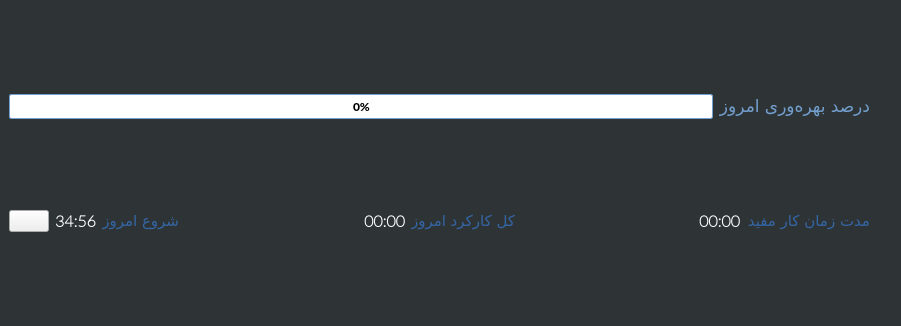
Above: time-tracker/TodaySummaryWidget.ui from its-saeed/retracker before the change. Below: the same form after it.
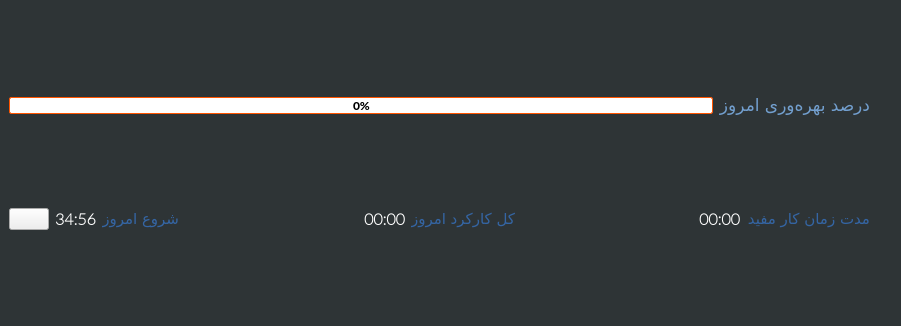
That is the form after the change. Icons and pictures are not drawn.

The edit to the form file:
```diff
--- a/time-tracker/TodaySummaryWidget.ui
+++ b/time-tracker/TodaySummaryWidget.ui
@@ -52,14 +52,15 @@
           </property>
           <property name="styleSheet">
            <string notr="true"> QProgressBar {
-      border: 1px solid rgb(114, 159, 207);
+      border: 1px solid  rgb(255, 85, 0);
 border-radius:2px;
 text-align: center;
+height:10px;
   }
 
   QProgressBar::chunk {
       background-color: rgb(252, 175, 62);
-      width: 20px;
+      width: 10px;
   }</string>
           </property>
           <property name="value">
```
